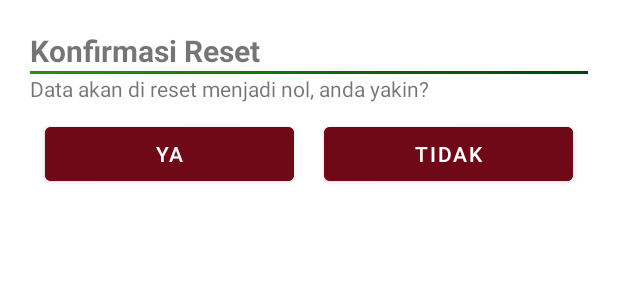
After one commit to yogaiw/arduino-android-visitorcounter, an Android app: the layout bottom_sheet_reset_confirmation.xml on its own in the app's theme, with its tools: preview values and no code run, on a phone screen of 412 x 824 dp. The commit adds this screen. Shown: the top 300 px of the screen. Run offline under Robolectric (Android 15) with nearby library versions, the phone set to English and light mode, and no system bars.

Commit message:
add reset confirmation

```diff
--- a/app/src/main/java/com/hureyo/viscount/MainActivity.kt
+++ b/app/src/main/java/com/hureyo/viscount/MainActivity.kt
@@ -14,6 +14,7 @@ import kotlinx.android.synthetic.main.activity_main.*
 import android.view.animation.Animation
 
 import android.view.animation.AlphaAnimation
+import android.widget.Button
 
 class MainActivity : AppCompatActivity() {
 
@@ -46,15 +47,25 @@ class MainActivity : AppCompatActivity() {
             }
         })
 
-        btn_reset.setOnClickListener {
-            resetVisitor(0,0,0)
-        }
-
         val infoBottomSheet = BottomSheetDialog(this)
+        val resetConfirmation = BottomSheetDialog(this)
         infoBottomSheet.setContentView(R.layout.bottom_sheet_info)
+        resetConfirmation.setContentView(R.layout.bottom_sheet_reset_confirmation)
 
         btn_info.setOnClickListener {
             infoBottomSheet.show()
+        }
+
+        btn_reset.setOnClickListener {
+            resetConfirmation.show()
+        }
+
+        resetConfirmation.findViewById<Button>(R.id.btn_confirm_ya)?.setOnClickListener {
+            resetVisitor(0,0,0)
+            resetConfirmation.hide()
+        }
+        resetConfirmation.findViewById<Button>(R.id.btn_confirm_tidak)?.setOnClickListener {
+            resetConfirmation.hide()
         }
     }
 
--- /dev/null
+++ b/app/src/main/res/layout/bottom_sheet_reset_confirmation.xml
@@ -0,0 +1,43 @@
+<?xml version="1.0" encoding="utf-8"?>
+<LinearLayout xmlns:android="http://schemas.android.com/apk/res/android"
+    android:layout_width="match_parent"
+    android:layout_height="wrap_content"
+    android:orientation="vertical"
+    android:padding="20sp">
+    <TextView
+        android:layout_width="wrap_content"
+        android:layout_height="wrap_content"
+        android:text="Konfirmasi Reset"
+        android:textStyle="bold"
+        android:textSize="20sp"/>
+    <View
+        android:layout_width="match_parent"
+        android:layout_height="2sp"
+        android:background="@drawable/green_gradient"/>
+    <TextView
+        android:layout_width="wrap_content"
+        android:layout_height="wrap_content"
+        android:text="Data akan di reset menjadi nol, anda yakin?"
+        android:layout_marginBottom="10sp"/>
+    <LinearLayout
+        android:layout_width="match_parent"
+        android:layout_height="wrap_content"
+        android:orientation="horizontal">
+        <Button
+            android:id="@+id/btn_confirm_ya"
+            android:layout_width="match_parent"
+            android:layout_height="wrap_content"
+            android:backgroundTint="#700917"
+            android:layout_marginHorizontal="10sp"
+            android:layout_weight="1"
+            android:text="YA"/>
+        <Button
+            android:id="@+id/btn_confirm_tidak"
+            android:layout_width="match_parent"
+            android:layout_height="wrap_content"
+            android:backgroundTint="#700917"
+            android:layout_weight="1"
+            android:layout_marginHorizontal="10sp"
+            android:text="TIDAK"/>
+    </LinearLayout>
+</LinearLayout>
```
